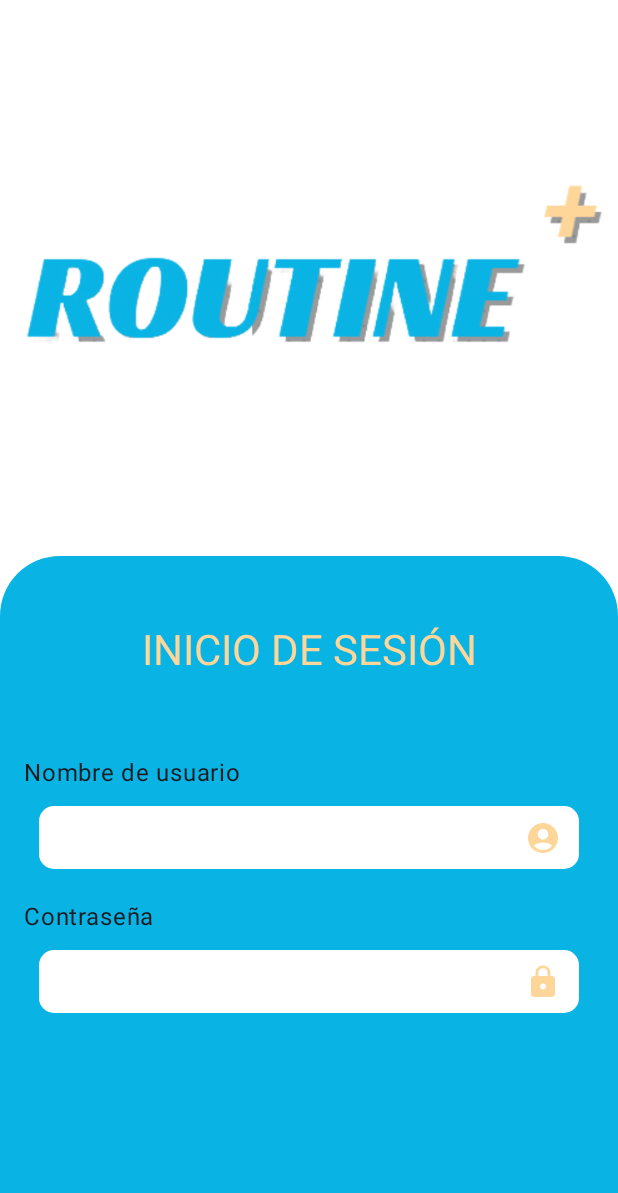
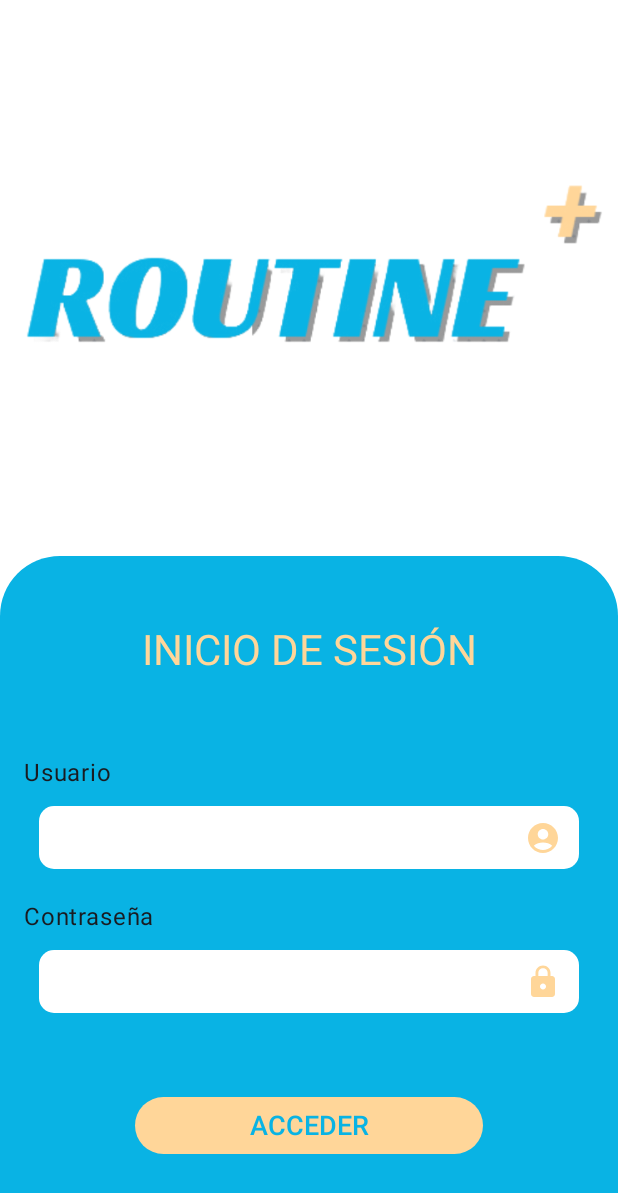
Before and after one commit to IvanBeneyto/RoutinePLUS, an Android app built with Jetpack Compose: the screen it shows after launch (MainActivity), on a phone screen of 412 x 824 dp. Shown: the top 1193 px of the screen. Run offline under Robolectric (Android 15) with nearby library versions, the phone set to English and light mode, and no system bars.

Commit message:
loggin terminado excepto que se pueda escribir

```diff
--- a/app/src/main/AndroidManifest.xml
+++ b/app/src/main/AndroidManifest.xml
@@ -6,13 +6,14 @@
         android:allowBackup="true"
         android:dataExtractionRules="@xml/data_extraction_rules"
         android:fullBackupContent="@xml/backup_rules"
-        android:icon="@mipmap/ic_launcher"
+        android:icon="@drawable/logo"
         android:label="@string/app_name"
-        android:roundIcon="@mipmap/ic_launcher_round"
+        android:roundIcon="@drawable/logo"
         android:supportsRtl="true"
         android:theme="@style/Theme.Routine"
         tools:targetApi="31">
         <activity
+            android:windowSoftInputMode="adjustNothing"
             android:name=".MainActivity"
             android:exported="true"
             android:label="@string/app_name"
--- a/app/src/main/java/com/pmdm/routine/LoginScreen.kt
+++ b/app/src/main/java/com/pmdm/routine/LoginScreen.kt
@@ -1,5 +1,9 @@
 package com.pmdm.routine
 
+import androidx.compose.animation.AnimatedVisibility
+import androidx.compose.animation.core.animateFloatAsState
+import androidx.compose.animation.fadeIn
+import androidx.compose.animation.fadeOut
 import androidx.compose.foundation.Image
 import androidx.compose.foundation.background
 import androidx.compose.foundation.horizontalScroll
@@ -17,28 +21,42 @@ import androidx.compose.foundation.text.KeyboardOptions
 import androidx.compose.material.icons.Icons
 import androidx.compose.material.icons.filled.AccountCircle
 import androidx.compose.material.icons.filled.Lock
+import androidx.compose.material3.Button
+import androidx.compose.material3.ButtonDefaults
 import androidx.compose.material3.MaterialTheme
 import androidx.compose.material3.Text
 import androidx.compose.runtime.Composable
+import androidx.compose.runtime.getValue
 import androidx.compose.ui.Alignment
 import androidx.compose.ui.Modifier
 import androidx.compose.ui.draw.clip
 import androidx.compose.ui.graphics.Color
 import androidx.compose.ui.layout.ContentScale
 import androidx.compose.ui.res.painterResource
+import androidx.compose.ui.text.TextStyle
+import androidx.compose.ui.text.font.FontWeight
 import androidx.compose.ui.unit.dp
+import androidx.compose.ui.unit.sp
 
 @Composable
 fun LoginScreen() {
+    val isImeVisible by rememberImeState()
+
     GradientBox(modifier = Modifier.fillMaxSize()) {
         Column(
             modifier = Modifier.fillMaxSize(),
             horizontalAlignment = Alignment.CenterHorizontally
         ) {
+            val animatedUpperSectionRatio by animateFloatAsState(
+
+                targetValue = if (isImeVisible) 0f else 0.45f,
+                label = ""
+            )
+            AnimatedVisibility(visible = !isImeVisible, enter = fadeIn(), exit = fadeOut()) {
                 Box(
                     modifier = Modifier
                         .fillMaxWidth()
-                    .fillMaxHeight(0.45f),
+                        .fillMaxHeight(animatedUpperSectionRatio),
                     contentAlignment = Alignment.Center
                 ) {
                     Image(
@@ -48,6 +66,7 @@ fun LoginScreen() {
                         contentScale = ContentScale.Fit
                     )
                 }
+            }
             Column(
                 modifier = Modifier
                     .fillMaxSize()
@@ -56,9 +75,9 @@ fun LoginScreen() {
                 horizontalAlignment = Alignment.CenterHorizontally
 
             ) {
-                if (isSmallScreenHeight()){
+                if (isSmallScreenHeight()) {
                     Spacer(modifier = Modifier.fillMaxSize(0.05f))
-                }else{
+                } else {
                     Spacer(modifier = Modifier.fillMaxSize(0.1f))
                 }
                 Text(
@@ -67,14 +86,14 @@ fun LoginScreen() {
                     style = MaterialTheme.typography.headlineMedium,
                     color = Color(0xffffd699)
                 )
-                if (isSmallScreenHeight()){
+                if (isSmallScreenHeight()) {
                     Spacer(modifier = Modifier.fillMaxSize(0.05f))
-                }else{
+                } else {
                     Spacer(modifier = Modifier.fillMaxSize(0.1f))
                 }
                 MyTextField(
                     modifier = Modifier.padding(horizontal = 16.dp),
-                    label = "Nombre de usuario",
+                    label = "Usuario",
                     keyboardOptions = KeyboardOptions(),
                     keyboardActions = KeyboardActions(),
                     trailingIcon = Icons.Default.AccountCircle
@@ -87,6 +106,48 @@ fun LoginScreen() {
                     keyboardActions = KeyboardActions(),
                     trailingIcon = Icons.Default.Lock
                 )
+                if (isImeVisible) {
+                    Button(
+                        onClick = { /*TODO*/ },
+                        modifier = Modifier
+                            .padding( horizontal = 20.dp, vertical = 70.dp),
+                        colors = ButtonDefaults.buttonColors(
+                            containerColor = Color(0xFFFFD699),
+                            contentColor = Color(0xff09b3e4)
+                        ),
+                        shape = RoundedCornerShape(30.dp)
+                    )
+                    {
+                        Text(
+                            text = "ACCEDER",
+                            style = TextStyle(fontSize = 18.sp, fontWeight = FontWeight(500))
+                        )
+                    }
+                } else {
+                    Box(
+                        modifier = Modifier
+                            .fillMaxSize()
+                            .padding(horizontal = 90.dp, vertical = 55.dp),
+                        contentAlignment = Alignment.CenterStart
+                    ) {
+                        Button(
+                            onClick = { /*TODO*/ },
+                            modifier = Modifier.fillMaxSize(),
+                            colors = ButtonDefaults.buttonColors(
+                                containerColor = Color(0xFFFFD699),
+                                contentColor = Color(0xff09b3e4)
+                            ),
+                            shape = RoundedCornerShape(30.dp)
+                        )
+                        {
+                            Text(
+                                text = "ACCEDER",
+                                style = TextStyle(fontSize = 18.sp, fontWeight = FontWeight(500))
+                            )
+                        }
+                    }
+                }
+
 
             }
         }
--- a/app/src/main/java/com/pmdm/routine/MyTextField.kt
+++ b/app/src/main/java/com/pmdm/routine/MyTextField.kt
@@ -55,7 +55,7 @@ fun MyTextField(
                 verticalAlignment = Alignment.CenterVertically
             ) {
                 Box(
-                    modifier = Modifier.weight(1f),
+                    modifier = Modifier.weight(1f).padding(horizontal = 10.dp),
                     contentAlignment = Alignment.CenterStart
                 ) {
                     it.invoke()
--- a/app/src/main/java/com/pmdm/routine/UiHelper.kt
+++ b/app/src/main/java/com/pmdm/routine/UiHelper.kt
@@ -1,10 +1,38 @@
 package com.pmdm.routine
 
+import android.view.ViewTreeObserver
 import androidx.compose.runtime.Composable
+import androidx.compose.runtime.DisposableEffect
+import androidx.compose.runtime.State
+import androidx.compose.runtime.mutableStateOf
+import androidx.compose.runtime.remember
 import androidx.compose.ui.platform.LocalConfiguration
+import androidx.compose.ui.platform.LocalView
+import androidx.core.view.ViewCompat
+import androidx.core.view.WindowInsetsCompat
 
 @Composable
 fun isSmallScreenHeight(): Boolean {
     val conf = LocalConfiguration.current
     return conf.screenHeightDp <= 786
 }
+
+@Composable
+fun rememberImeState(): State<Boolean>{
+    val imeState = remember {
+        mutableStateOf(false)
+    }
+    val view = LocalView.current
+    DisposableEffect(view){
+        val listener = ViewTreeObserver.OnGlobalLayoutListener {
+            val isKeyboardOpen = ViewCompat.getRootWindowInsets(view)
+                ?.isVisible(WindowInsetsCompat.Type.ime()) ?: true
+            imeState.value = isKeyboardOpen
+        }
+        view.viewTreeObserver.addOnGlobalLayoutListener(listener)
+        onDispose {
+            view.viewTreeObserver.removeOnGlobalLayoutListener(listener)
+        }
+    }
+    return imeState
+}
```
Lines whose indentation alone changed are shown as unchanged.
